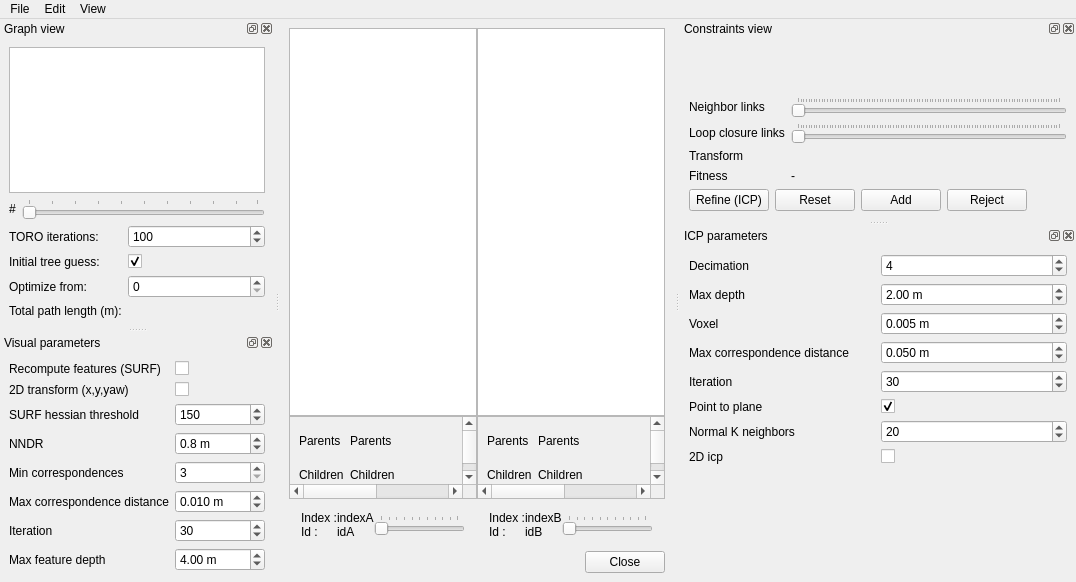
The window that guilib/src/ui/DatabaseViewer.ui (introlab/rtabmap) describes before a commit, drawn with Qt 5.
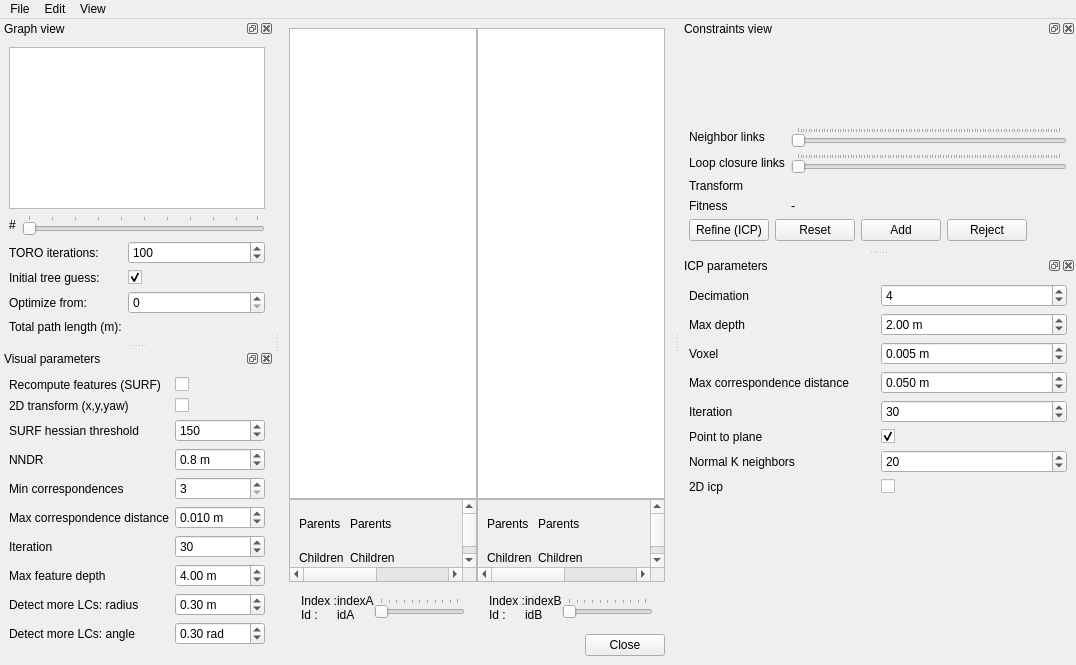
The same window after the commit. Custom widgets are drawn as their Qt base class.

Diff of the .ui file:
```diff
--- a/guilib/src/ui/DatabaseViewer.ui
+++ b/guilib/src/ui/DatabaseViewer.ui
@@ -7,7 +7,7 @@
     <x>0</x>
     <y>0</y>
     <width>1076</width>
-    <height>582</height>
+    <height>665</height>
    </rect>
   </property>
   <property name="windowTitle">
@@ -912,6 +912,58 @@
          </property>
         </widget>
        </item>
+       <item row="8" column="0">
+        <widget class="QLabel" name="label_29">
+         <property name="text">
+          <string>Detect more LCs: radius</string>
+         </property>
+        </widget>
+       </item>
+       <item row="9" column="0">
+        <widget class="QLabel" name="label_30">
+         <property name="text">
+          <string>Detect more LCs: angle</string>
+         </property>
+        </widget>
+       </item>
+       <item row="8" column="1">
+        <widget class="QDoubleSpinBox" name="doubleSpinBox_detectMore_radius">
+         <property name="suffix">
+          <string> m</string>
+         </property>
+         <property name="decimals">
+          <number>2</number>
+         </property>
+         <property name="maximum">
+          <double>10.000000000000000</double>
+         </property>
+         <property name="singleStep">
+          <double>0.100000000000000</double>
+         </property>
+         <property name="value">
+          <double>0.300000000000000</double>
+         </property>
+        </widget>
+       </item>
+       <item row="9" column="1">
+        <widget class="QDoubleSpinBox" name="doubleSpinBox_detectMore_angle">
+         <property name="suffix">
+          <string> rad</string>
+         </property>
+         <property name="decimals">
+          <number>2</number>
+         </property>
+         <property name="maximum">
+          <double>3.140000000000000</double>
+         </property>
+         <property name="singleStep">
+          <double>0.100000000000000</double>
+         </property>
+         <property name="value">
+          <double>0.300000000000000</double>
+         </property>
+        </widget>
+       </item>
       </layout>
      </item>
      <item>
```
